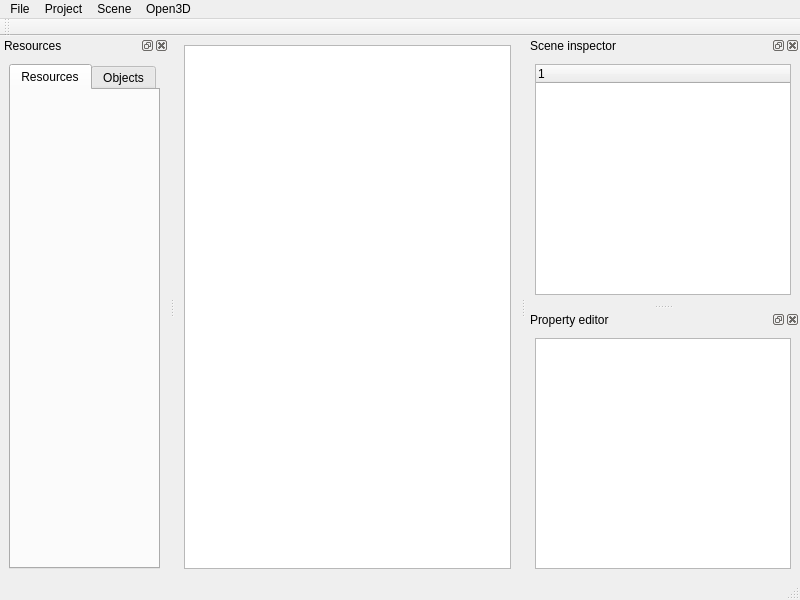
The window that src/view/mainWindow.ui (jsmtux/Op3nD) describes before a commit, drawn with Qt 5.
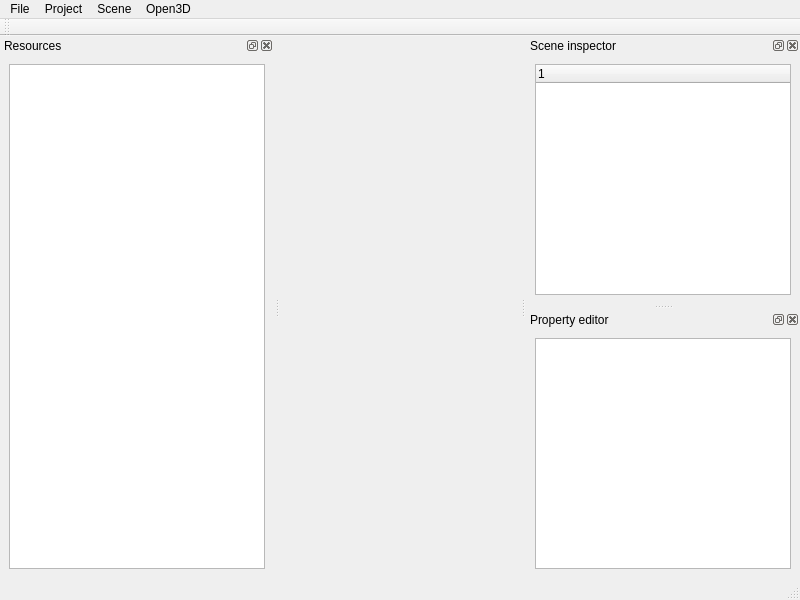
The same window after the commit. Custom widgets are drawn as their Qt base class.

```diff
--- a/src/view/mainWindow.ui
+++ b/src/view/mainWindow.ui
@@ -16,7 +16,7 @@
   <widget class="QWidget" name="centralwidget">
    <layout class="QHBoxLayout" name="horizontalLayout_2">
     <item>
-     <widget class="QGraphicsView" name="graphicsView"/>
+     <widget class="QSFMLCanvas" name="SFMLWidget" native="true"/>
     </item>
    </layout>
   </widget>
@@ -91,21 +91,7 @@
    <widget class="QWidget" name="dockWidgetContents">
     <layout class="QHBoxLayout" name="horizontalLayout">
      <item>
-      <widget class="QTabWidget" name="tabWidget">
-       <property name="currentIndex">
-        <number>0</number>
-       </property>
-       <widget class="QWidget" name="tab">
-        <attribute name="title">
-         <string>Resources</string>
-        </attribute>
-       </widget>
-       <widget class="QWidget" name="tab_2">
-        <attribute name="title">
-         <string>Objects</string>
-        </attribute>
-       </widget>
-      </widget>
+      <widget class="ImageTreeView" name="tvResources"/>
      </item>
     </layout>
    </widget>
@@ -222,6 +208,19 @@
    </property>
   </action>
  </widget>
+ <customwidgets>
+  <customwidget>
+   <class>ImageTreeView</class>
+   <extends>QTreeView</extends>
+   <header>../src/InterfaceModule/ImageTreeView.h</header>
+  </customwidget>
+  <customwidget>
+   <class>QSFMLCanvas</class>
+   <extends>QWidget</extends>
+   <header>../src/InterfaceModule/QSFMLCanvas.h</header>
+   <container>1</container>
+  </customwidget>
+ </customwidgets>
  <resources/>
  <connections/>
 </ui>
```
Left out of the diff: 6 changed lines with no effect on the pictures.
